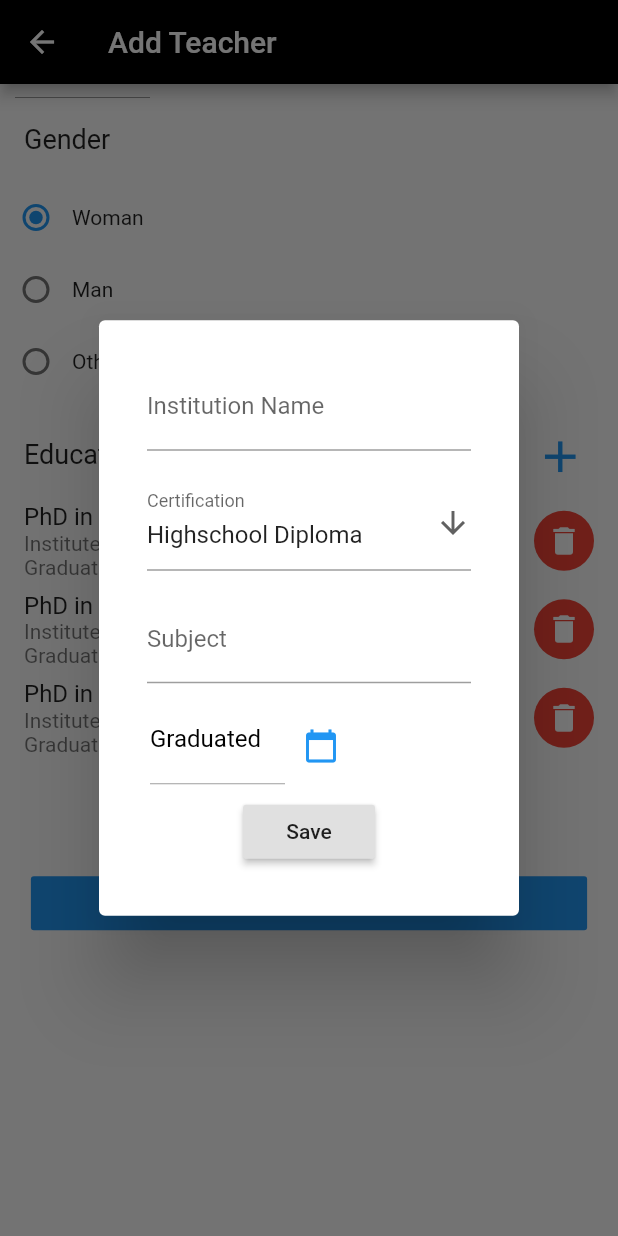
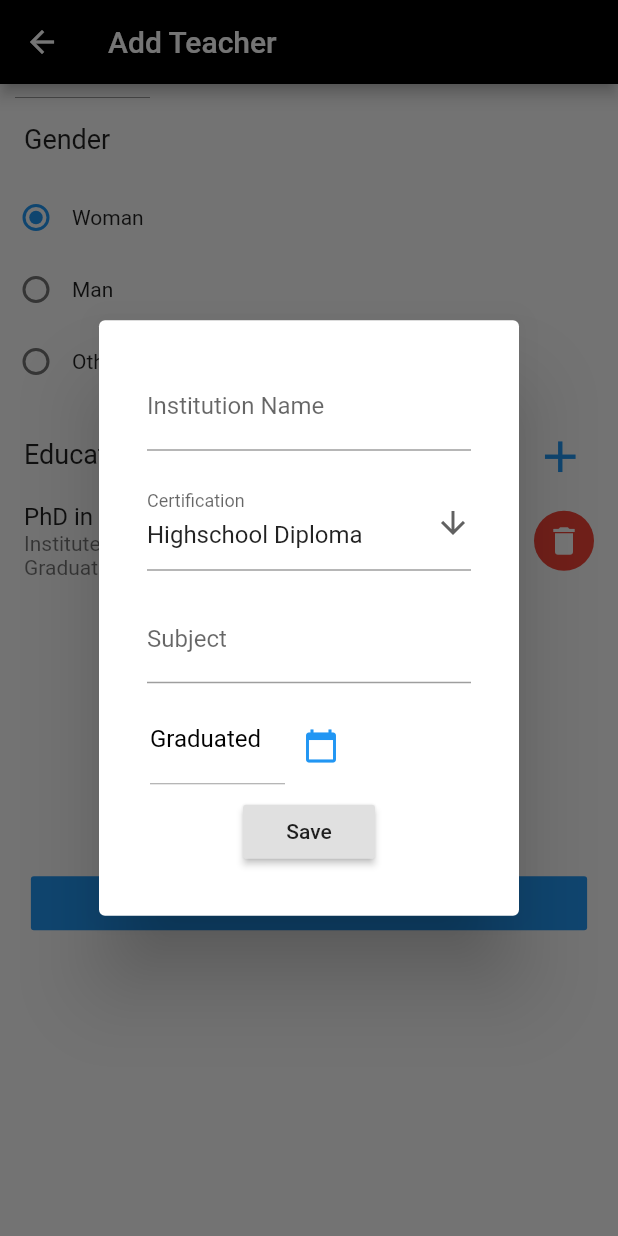
Before and after one commit to AlyAzeemi/flutter-app-test, a Flutter app: the TeacherCreateView screen opened by its route, scrolled down 468 dp, after a tap on the "add" icon, on a phone screen of 412 x 824 dp. Run offline on Flutter 3.47's test engine with Material 2 defaults, Android fonts, the phone set to English and light mode, and no system bars; our stand-ins replace image_picker; network calls fail.

Commit message:
Ninth Commit

```diff
--- a/lib/views/teachersCreateView.dart
+++ b/lib/views/teachersCreateView.dart
@@ -34,18 +34,6 @@ class _TeacherCreateViewState extends State<TeacherCreateView> {
       "institution": "Word Wibe Web",
       "yearGraduated": "DD/MM/YYYY"
     },
-    {
-      "certification": "PhD",
-      "subject": "Subpar Design",
-      "institution": "Word Wibe Web",
-      "yearGraduated": "DD/MM/YYYY"
-    },
-    {
-      "certification": "PhD",
-      "subject": "Subpar Design",
-      "institution": "Word Wibe Web",
-      "yearGraduated": "DD/MM/YYYY"
-    }
   ];
 
   _otherTextFieldStatus() {
@@ -144,14 +132,14 @@ class _TeacherCreateViewState extends State<TeacherCreateView> {
       dropDownSelected.text = certifications[0];
     }
     print(dropDownSelected.text);
-    Map history;
+    Map history=Map();
 
     return showDialog(
         context: context,
         builder: (BuildContext context) {
           return AlertDialog(
               content: StatefulBuilder(
-            builder: (BuildContext context, StateSetter setState) => Form(
+            builder: (BuildContext context, StateSetter setStateInside) => Form(
                 key: _eduFormKey,
                 child: Column(
                   mainAxisSize: MainAxisSize.min,
@@ -188,7 +176,7 @@ class _TeacherCreateViewState extends State<TeacherCreateView> {
                             );
                           }).toList(),
                           onChanged: (val) {
-                            setState(() {
+                            setStateInside(() {
                               dropDownSelected =
                                   TextEditingController(text: "${val}");
                               print(dropDownSelected);
@@ -248,7 +236,10 @@ class _TeacherCreateViewState extends State<TeacherCreateView> {
                         onPressed: () {
                           if (_eduFormKey.currentState.validate()) {
                             _eduFormKey.currentState.save();
-                            print(history);
+                            setState(() {
+                              education.add(history);
+                              Navigator.pop(context);
+                            });
                           }
                         },
                       ),
```
